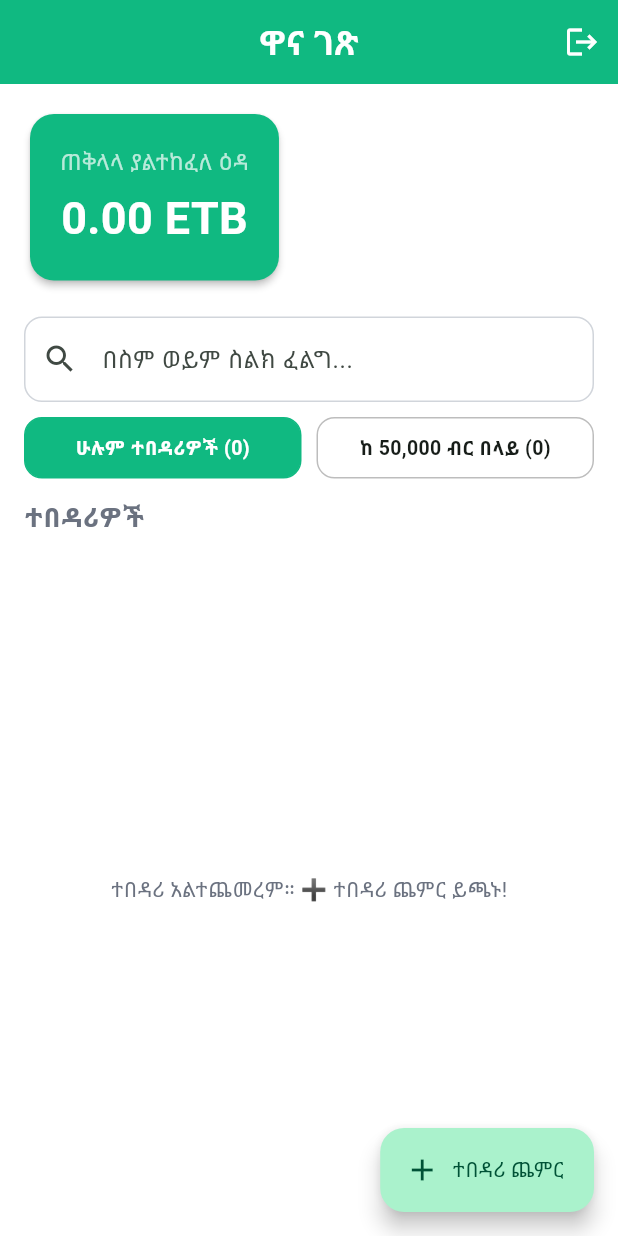
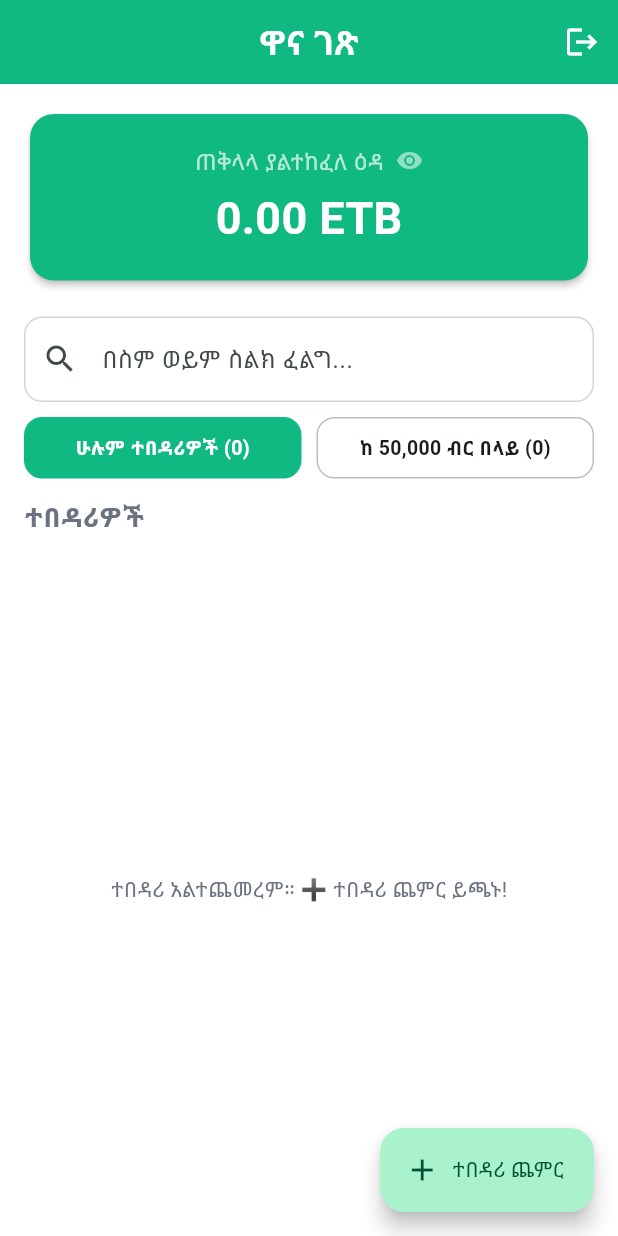
Before and after one commit to halazYoha/debt-app, a Flutter app: the screen it shows once a user with an empty profile is signed in, on a phone screen of 412 x 824 dp. Run offline on Flutter 3.47's test engine with Material 3 defaults, Android fonts, the phone set to English and light mode, and no system bars; our stand-ins replace cloud_firestore, firebase_auth, firebase_core, flutter_riverpod, go_router; accounts and stored records are empty.

Commit message:
feat: add visibility toggle for total debt amount in home screen header

```diff
--- a/lib/features/home/presentation/home_screen.dart
+++ b/lib/features/home/presentation/home_screen.dart
@@ -18,6 +18,7 @@ class HomeScreen extends ConsumerStatefulWidget {
 class _HomeScreenState extends ConsumerState<HomeScreen> {
   String _searchQuery = '';
   DebtorFilter _selectedFilter = DebtorFilter.all;
+  bool _amountVisible = true;
   final TextEditingController _searchController = TextEditingController();
 
   @override
@@ -103,17 +104,51 @@ class _HomeScreenState extends ConsumerState<HomeScreen> {
                     padding: const EdgeInsets.all(20.0),
                     child: Column(
                       children: [
+                        Row(
+                          mainAxisAlignment: MainAxisAlignment.center,
+                          children: [
                             const Text(
                               'ጠቅላላ ያልተከፈለ ዕዳ',
                               style: TextStyle(color: Colors.white70, fontSize: 15),
                             ),
+                            const SizedBox(width: 8),
+                            GestureDetector(
+                              onTap: () => setState(() => _amountVisible = !_amountVisible),
+                              child: AnimatedSwitcher(
+                                duration: const Duration(milliseconds: 200),
+                                child: Icon(
+                                  _amountVisible ? Icons.visibility : Icons.visibility_off,
+                                  key: ValueKey(_amountVisible),
+                                  color: Colors.white54,
+                                  size: 18,
+                                ),
+                              ),
+                            ),
+                          ],
+                        ),
                         const SizedBox(height: 6),
-                        Text(
-                          '${totalOwed.toStringAsFixed(2)} ETB',
+                        AnimatedSwitcher(
+                          duration: const Duration(milliseconds: 300),
+                          transitionBuilder: (child, animation) => FadeTransition(
+                            opacity: animation,
+                            child: SlideTransition(
+                              position: Tween<Offset>(
+                                begin: const Offset(0, 0.2),
+                                end: Offset.zero,
+                              ).animate(animation),
+                              child: child,
+                            ),
+                          ),
+                          child: Text(
+                            _amountVisible
+                                ? '${totalOwed.toStringAsFixed(2)} ETB'
+                                : '•••••• ETB',
+                            key: ValueKey(_amountVisible),
                             style: const TextStyle(
                               color: Colors.white,
                               fontSize: 30,
                               fontWeight: FontWeight.bold,
+                            ),
                           ),
                         ),
                       ],
```
Lines whose indentation alone changed are shown as unchanged.
